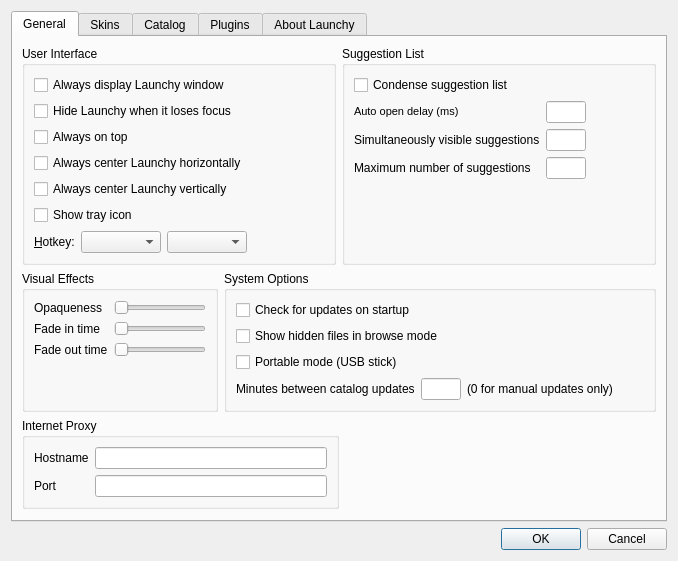
First picture: the form in src/options.ui, repository Chronial/launchy, before the edit.
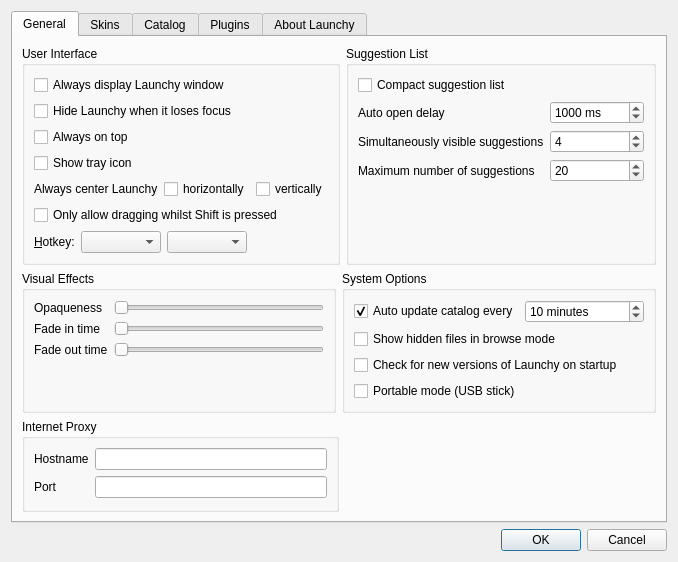
Second picture: the form after the edit. Icons and pictures are not drawn. Custom widgets are drawn as their Qt base class.

Commit message: Added a no drag option Merged hotkey setting into a single value Tweaked options layout

What changed in the file:
```diff
--- a/src/options.ui
+++ b/src/options.ui
@@ -11,7 +11,7 @@
     <x>0</x>
     <y>0</y>
     <width>678</width>
-    <height>533</height>
+    <height>535</height>
    </rect>
   </property>
   <property name="windowTitle">
@@ -34,6 +34,12 @@
           <layout class="QVBoxLayout">
            <item>
             <widget class="QGroupBox" name="groupBox_4">
+             <property name="sizePolicy">
+              <sizepolicy hsizetype="Preferred" vsizetype="Minimum">
+               <horstretch>0</horstretch>
+               <verstretch>0</verstretch>
+              </sizepolicy>
+             </property>
              <property name="title">
               <string>User Interface</string>
              </property>
@@ -65,20 +71,6 @@
                 </property>
                </widget>
               </item>
-              <item>
-               <widget class="QCheckBox" name="genHCenter">
-                <property name="text">
-                 <string>Always center Launchy horizontally</string>
-                </property>
-               </widget>
-              </item>
-              <item>
-               <widget class="QCheckBox" name="genVCenter">
-                <property name="text">
-                 <string>Always center Launchy vertically</string>
-                </property>
-               </widget>
-              </item>
               <item>
                <widget class="QCheckBox" name="genShowTrayIcon">
                 <property name="text">
@@ -86,6 +78,41 @@
                 </property>
                </widget>
               </item>
+              <item>
+               <layout class="QHBoxLayout" name="horizontalLayout_2">
+                <item>
+                 <widget class="QLabel" name="label_5">
+                  <property name="text">
+                   <string>Always center Launchy</string>
+                  </property>
+                  <property name="buddy">
+                   <cstring>genHCenter</cstring>
+                  </property>
+                 </widget>
+                </item>
+                <item>
+                 <widget class="QCheckBox" name="genHCenter">
+                  <property name="text">
+                   <string>horizontally</string>
+                  </property>
+                 </widget>
+                </item>
+                <item>
+                 <widget class="QCheckBox" name="genVCenter">
+                  <property name="text">
+                   <string>vertically</string>
+                  </property>
+                 </widget>
+                </item>
+               </layout>
+              </item>
+              <item>
+               <widget class="QCheckBox" name="genShiftDrag">
+                <property name="text">
+                 <string>Only allow dragging whilst Shift is pressed</string>
+                </property>
+               </widget>
+              </item>
               <item>
                <layout class="QHBoxLayout">
                 <item>
@@ -150,7 +177,7 @@
             <item>
              <widget class="QCheckBox" name="genCondensed">
               <property name="text">
-               <string>Condense suggestion list</string>
+               <string>Compact suggestion list</string>
               </property>
              </widget>
             </item>
@@ -159,6 +186,48 @@
               <property name="fieldGrowthPolicy">
                <enum>QFormLayout::AllNonFixedFieldsGrow</enum>
               </property>
+              <item row="0" column="1">
+               <widget class="QSpinBox" name="genAutoSuggestDelay">
+                <property name="suffix">
+                 <string> ms</string>
+                </property>
+                <property name="maximum">
+                 <number>99999</number>
+                </property>
+                <property name="singleStep">
+                 <number>50</number>
+                </property>
+                <property name="value">
+                 <number>1000</number>
+                </property>
+               </widget>
+              </item>
+              <item row="1" column="1">
+               <widget class="QSpinBox" name="genMaxViewable">
+                <property name="minimum">
+                 <number>1</number>
+                </property>
+                <property name="maximum">
+                 <number>999</number>
+                </property>
+                <property name="value">
+                 <number>4</number>
+                </property>
+               </widget>
+              </item>
+              <item row="2" column="1">
+               <widget class="QSpinBox" name="genNumResults">
+                <property name="minimum">
+                 <number>1</number>
+                </property>
+                <property name="maximum">
+                 <number>9999</number>
+                </property>
+                <property name="value">
+                 <number>20</number>
+                </property>
+               </widget>
+              </item>
               <item row="0" column="0">
                <widget class="QLabel" name="label_11">
                 <property name="sizePolicy">
@@ -168,33 +237,13 @@
                  </sizepolicy>
                 </property>
                 <property name="text">
-                 <string>&lt;!DOCTYPE HTML PUBLIC &quot;-//W3C//DTD HTML 4.0//EN&quot; &quot;http://www.w3.org/TR/REC-html40/strict.dtd&quot;&gt;
-&lt;html&gt;&lt;head&gt;&lt;meta name=&quot;qrichtext&quot; content=&quot;1&quot; /&gt;&lt;style type=&quot;text/css&quot;&gt;
-p, li { white-space: pre-wrap; }
-&lt;/style&gt;&lt;/head&gt;&lt;body style=&quot; font-family:'MS Shell Dlg 2'; font-size:8.25pt; font-weight:400; font-style:normal;&quot;&gt;
-&lt;p style=&quot; margin-top:0px; margin-bottom:0px; margin-left:0px; margin-right:0px; -qt-block-indent:0; text-indent:0px;&quot;&gt;&lt;span style=&quot; font-size:8pt;&quot;&gt;Auto open delay (ms)&lt;/span&gt;&lt;/p&gt;&lt;/body&gt;&lt;/html&gt;</string>
+                 <string>Auto open delay</string>
                 </property>
                 <property name="buddy">
                  <cstring>genAutoSuggestDelay</cstring>
                 </property>
                </widget>
               </item>
-              <item row="0" column="1">
-               <widget class="QLineEdit" name="genAutoSuggestDelay">
-                <property name="maximumSize">
-                 <size>
-                  <width>40</width>
-                  <height>16777215</height>
-                 </size>
-                </property>
-                <property name="inputMask">
-                 <string/>
-                </property>
-                <property name="maxLength">
-                 <number>5</number>
-                </property>
-               </widget>
-              </item>
               <item row="1" column="0">
                <widget class="QLabel" name="label_9">
                 <property name="text">
@@ -205,22 +254,6 @@
                 </property>
                </widget>
               </item>
-              <item row="1" column="1">
-               <widget class="QLineEdit" name="genMaxViewable">
-                <property name="maximumSize">
-                 <size>
-                  <width>40</width>
-                  <height>16777215</height>
-                 </size>
-                </property>
-                <property name="inputMask">
-                 <string/>
-                </property>
-                <property name="maxLength">
-                 <number>5</number>
-                </property>
-               </widget>
-              </item>
               <item row="2" column="0">
                <widget class="QLabel" name="label_8">
                 <property name="text">
@@ -231,24 +264,21 @@
                 </property>
                </widget>
               </item>
-              <item row="2" column="1">
-               <widget class="QLineEdit" name="genNumResults">
-                <property name="maximumSize">
-                 <size>
-                  <width>40</width>
-                  <height>16777215</height>
-                 </size>
-                </property>
-                <property name="inputMask">
-                 <string/>
-                </property>
-                <property name="maxLength">
-                 <number>5</number>
-                </property>
-               </widget>
-              </item>
              </layout>
             </item>
+            <item>
+             <spacer name="horizontalSpacer">
+              <property name="orientation">
+               <enum>Qt::Horizontal</enum>
+              </property>
+              <property name="sizeHint" stdset="0">
+               <size>
+                <width>40</width>
+                <height>0</height>
+               </size>
+              </property>
+             </spacer>
+            </item>
            </layout>
           </widget>
          </item>
@@ -260,6 +290,12 @@
           <layout class="QVBoxLayout" name="verticalLayout_6">
            <item>
             <widget class="QGroupBox" name="groupBox_11">
+             <property name="sizePolicy">
+              <sizepolicy hsizetype="Preferred" vsizetype="Minimum">
+               <horstretch>0</horstretch>
+               <verstretch>0</verstretch>
+              </sizepolicy>
+             </property>
              <property name="title">
               <string>Visual Effects</string>
              </property>
@@ -337,19 +373,6 @@
                 </item>
                </layout>
               </item>
-              <item>
-               <spacer name="spacer">
-                <property name="orientation">
-                 <enum>Qt::Vertical</enum>
-                </property>
-                <property name="sizeHint" stdset="0">
-                 <size>
-                  <width>16</width>
-                  <height>16</height>
-                 </size>
-                </property>
-               </spacer>
-              </item>
              </layout>
             </widget>
            </item>
@@ -357,16 +380,60 @@
          </item>
          <item>
           <widget class="QGroupBox" name="groupBox_6">
+           <property name="sizePolicy">
+            <sizepolicy hsizetype="Preferred" vsizetype="Minimum">
+             <horstretch>0</horstretch>
+             <verstretch>0</verstretch>
+            </sizepolicy>
+           </property>
            <property name="title">
             <string>System Options</string>
            </property>
            <layout class="QVBoxLayout">
             <item>
-             <widget class="QCheckBox" name="genUpdateCheck">
-              <property name="text">
-               <string>Check for updates on startup</string>
-              </property>
-             </widget>
+             <layout class="QHBoxLayout">
+              <item>
+               <widget class="QCheckBox" name="genUpdateCatalog">
+                <property name="text">
+                 <string>Auto update catalog every</string>
+                </property>
+                <property name="checked">
+                 <bool>true</bool>
+                </property>
+               </widget>
+              </item>
+              <item>
+               <widget class="QSpinBox" name="genUpdateMinutes">
+                <property name="sizePolicy">
+                 <sizepolicy hsizetype="Expanding" vsizetype="Fixed">
+                  <horstretch>0</horstretch>
+                  <verstretch>0</verstretch>
+                 </sizepolicy>
+                </property>
+                <property name="minimumSize">
+                 <size>
+                  <width>80</width>
+                  <height>0</height>
+                 </size>
+                </property>
+                <property name="accelerated">
+                 <bool>true</bool>
+                </property>
+                <property name="suffix">
+                 <string> minutes</string>
+                </property>
+                <property name="minimum">
+                 <number>1</number>
+                </property>
+                <property name="maximum">
+                 <number>99999999</number>
+                </property>
+                <property name="value">
+                 <number>10</number>
+                </property>
+               </widget>
+              </item>
+             </layout>
             </item>
             <item>
              <widget class="QCheckBox" name="genShowHidden">
@@ -375,6 +442,13 @@
               </property>
              </widget>
             </item>
+            <item>
+             <widget class="QCheckBox" name="genUpdateCheck">
+              <property name="text">
+               <string>Check for new versions of Launchy on startup</string>
+              </property>
+             </widget>
+            </item>
             <item>
              <widget class="QCheckBox" name="genPortable">
               <property name="text">
@@ -383,51 +457,17 @@
              </widget>
             </item>
             <item>
-             <layout class="QHBoxLayout">
-              <item>
-               <widget class="QLabel" name="label_5">
-                <property name="text">
-                 <string>Minutes between catalog updates</string>
-                </property>
-                <property name="buddy">
-                 <cstring>genUpMinutes</cstring>
-                </property>
-               </widget>
-              </item>
-              <item>
-               <widget class="QLineEdit" name="genUpMinutes">
-                <property name="maximumSize">
-                 <size>
-                  <width>40</width>
-                  <height>16777215</height>
-                 </size>
-                </property>
-                <property name="inputMask">
-                 <string/>
-                </property>
-               </widget>
-              </item>
-              <item>
-               <widget class="QLabel" name="label_7">
-                <property name="text">
-                 <string>(0 for manual updates only)</string>
-                </property>
-               </widget>
-              </item>
-              <item>
-               <spacer>
-                <property name="orientation">
-                 <enum>Qt::Horizontal</enum>
-                </property>
-                <property name="sizeHint" stdset="0">
-                 <size>
-                  <width>31</width>
-                  <height>20</height>
-                 </size>
-                </property>
-               </spacer>
-              </item>
-             </layout>
+             <spacer>
+              <property name="orientation">
+               <enum>Qt::Horizontal</enum>
+              </property>
+              <property name="sizeHint" stdset="0">
+               <size>
+                <width>31</width>
+                <height>0</height>
+               </size>
+              </property>
+             </spacer>
             </item>
            </layout>
           </widget>
@@ -506,22 +546,6 @@
          </item>
         </layout>
        </item>
-       <item>
-        <spacer>
-         <property name="orientation">
-          <enum>Qt::Vertical</enum>
-         </property>
-         <property name="sizeType">
-          <enum>QSizePolicy::Expanding</enum>
-         </property>
-         <property name="sizeHint" stdset="0">
-          <size>
-           <width>524</width>
-           <height>500</height>
-          </size>
-         </property>
-        </spacer>
-       </item>
       </layout>
      </widget>
      <widget class="QWidget" name="Skins">
@@ -1145,11 +1169,6 @@
    <extends>QListWidget</extends>
    <header>DropListWidget.h</header>
   </customwidget>
-  <customwidget>
-   <class>ShortcutEdit</class>
-   <extends>QLineEdit</extends>
-   <header>ShortcutEdit.h</header>
-  </customwidget>
  </customwidgets>
  <tabstops>
   <tabstop>tabWidget</tabstop>
```
Left out of the diff: 22 changed lines with no effect on the pictures. The commit also changes 4 other files.
